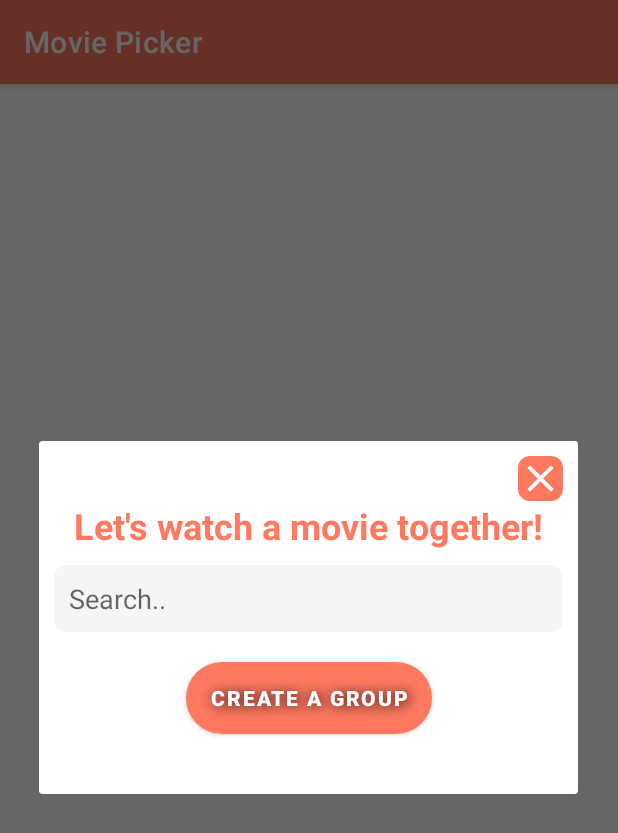
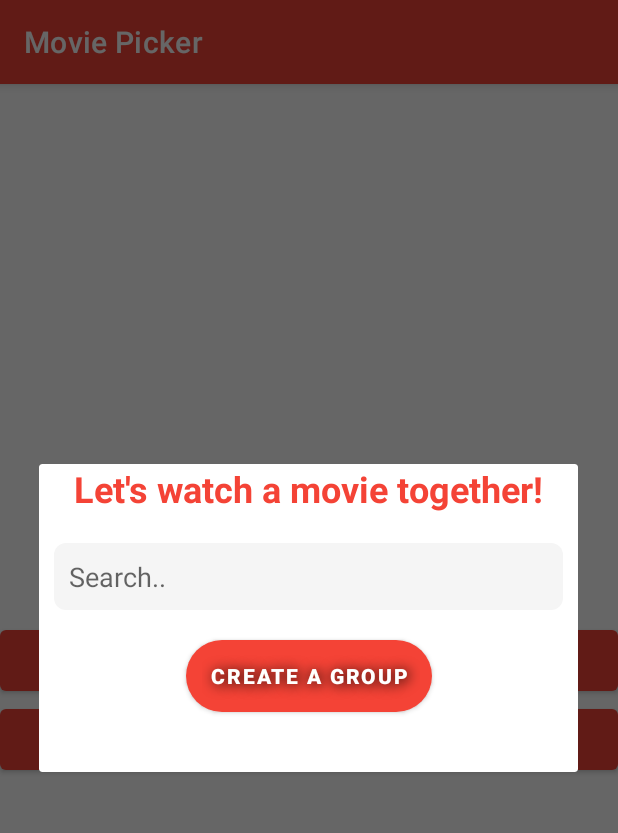
Before and after one commit to CristinaRacovita/final-project, an Android app: the MainActivity screen opened directly, with no data from a screen before it, after a tap on "CREATE A GROUP", on a phone screen of 412 x 824 dp. Shown: the top 833 px of the screen. Run offline under Robolectric (Android 15) with nearby library versions, the phone set to English and light mode, and no system bars; our stand-ins replace data binding; network calls fail; 1 statement that could not run was skipped.

Commit message:
custom dialog implemented

```diff
--- a/app/src/main/java/com/example/moviepicker/presentation/activity/MainActivity.kt
+++ b/app/src/main/java/com/example/moviepicker/presentation/activity/MainActivity.kt
@@ -2,13 +2,8 @@ package com.example.moviepicker.presentation.activity
 
 import android.content.Intent
 import android.os.Bundle
-import android.view.MotionEvent
+import android.view.LayoutInflater
 import android.view.View
-import android.view.View.OnTouchListener
-import android.view.ViewGroup
-import android.view.ViewParent
-import android.widget.ImageView
-import android.widget.TextView
 import androidx.appcompat.app.AlertDialog
 import androidx.appcompat.app.AppCompatActivity
 import androidx.databinding.DataBindingUtil
@@ -54,35 +49,17 @@ class MainActivity : AppCompatActivity() {
                 AlertDialogViewModel::class.java
             )
 
-        val binding: GroupMenuBinding = DataBindingUtil.setContentView(this, R.layout.group_menu)
+        val binding: GroupMenuBinding =
+            DataBindingUtil.inflate(LayoutInflater.from(this), R.layout.group_menu, null, false)
 
         binding.viewModel = alertDialogViewModel
 
-        var parentView: ViewParent? = null
-
-        if (binding.root.parent != null) {
-            parentView = binding.root.parent
-            val viewGroup = binding.root.parent as ViewGroup
-            viewGroup.removeView(binding.root)
-        }
-
         alertDialog.setView(binding.root)
 
+        val titleView = layoutInflater.inflate(R.layout.dialog_title, null)
+        alertDialog.setCustomTitle(titleView)
+
         val dialog = alertDialog.create()
-
-        dialog.setCanceledOnTouchOutside(false)
-        dialog.setCancelable(false)
-
-        val buttonCancel = binding.close
-
-        buttonCancel.setOnClickListener {
-            if(binding.root.parent == null) {
-                val viewGroup = parentView as ViewGroup
-                viewGroup.addView(binding.root)
-                dialog.dismiss()
-            }
-
-        }
 
         dialog.show()
 
--- a/app/src/main/java/com/example/moviepicker/presentation/adapter/CreateGroupAdapter.kt
+++ b/app/src/main/java/com/example/moviepicker/presentation/adapter/CreateGroupAdapter.kt
@@ -10,10 +10,6 @@ import com.example.moviepicker.domain.UserItem
 
 class CreateGroupAdapter(val items: List<UserItem>) :
     RecyclerView.Adapter<CreateGroupAdapter.CreateGroupViewHolder>() {
-
-    init {
-
-    }
 
     override fun onCreateViewHolder(
         parent: ViewGroup,
--- a/app/src/main/java/com/example/moviepicker/presentation/binderAdapter/GroupMenuBinderAdapter.kt
+++ b/app/src/main/java/com/example/moviepicker/presentation/binderAdapter/GroupMenuBinderAdapter.kt
@@ -7,7 +7,6 @@ import com.example.moviepicker.domain.UserItem
 import com.example.moviepicker.presentation.adapter.CreateGroupAdapter
 
 class GroupMenuBinderAdapter {
-
     companion object {
         @BindingAdapter("items")
         @JvmStatic
--- a/app/src/main/java/com/example/moviepicker/presentation/dialog/GroupDialog.kt
+++ /dev/null
@@ -1,11 +0,0 @@
-package com.example.moviepicker.presentation.dialog
-
-import android.app.Dialog
-import android.os.Bundle
-import androidx.fragment.app.DialogFragment
-
-class GroupDialog: DialogFragment() {
-    override fun onCreateDialog(savedInstanceState: Bundle?): Dialog {
-        return super.onCreateDialog(savedInstanceState)
-    }
-}
--- a/app/src/main/java/com/example/moviepicker/presentation/viewmodel/AlertDialogViewModel.kt
+++ b/app/src/main/java/com/example/moviepicker/presentation/viewmodel/AlertDialogViewModel.kt
@@ -7,7 +7,7 @@ import androidx.lifecycle.ViewModel
 import com.example.moviepicker.domain.UserItem
 import com.example.moviepicker.domain.useCase.FetchCredentialsUseCase
 
-class AlertDialogViewModel(fetchCredentialsUseCase: FetchCredentialsUseCase): ViewModel() {
+class AlertDialogViewModel(fetchCredentialsUseCase: FetchCredentialsUseCase) : ViewModel() {
     var credentials: ObservableArrayList<UserItem> = ObservableArrayList()
 
     init {
@@ -23,8 +23,4 @@ class AlertDialogViewModel(fetchCredentialsUseCase: FetchCredentialsUseCase): Vi
         }
     }
 
-    fun dismiss(view: View){
-
-    }
-
 }
--- a/app/src/main/java/com/example/moviepicker/presentation/viewmodel/SignInViewModel.kt
+++ b/app/src/main/java/com/example/moviepicker/presentation/viewmodel/SignInViewModel.kt
@@ -48,7 +48,9 @@ class SignInViewModel(
         if (!livePassword.get().isNullOrEmpty() && !liveEmail.get().isNullOrEmpty()) {
             for (user: UserItem in credentials) {
                 val md = MessageDigest.getInstance("MD5")
-                val md5Password = BigInteger(1, md.digest(livePassword.get()!!.toByteArray())).toString(16).padStart(32, '0')
+                val md5Password =
+                    BigInteger(1, md.digest(livePassword.get()!!.toByteArray())).toString(16)
+                        .padStart(32, '0')
                 if (liveEmail.get() == user.email && md5Password == user.password) {
                     isOk = true
                     break
--- /dev/null
+++ b/app/src/main/res/layout/dialog_title.xml
@@ -0,0 +1,15 @@
+<?xml version="1.0" encoding="utf-8"?>
+<TextView xmlns:android="http://schemas.android.com/apk/res/android"
+    android:layout_width="match_parent"
+    android:layout_height="wrap_content"
+    android:gravity="center"
+    android:shadowColor="@color/white"
+    android:shadowDx="1.5"
+    android:shadowDy="1.3"
+    android:shadowRadius="10"
+    android:textColor="@color/red"
+    android:textStyle="bold"
+    android:textSize="@dimen/title_size"
+    android:text="@string/watch_together">
+
+</TextView>
--- a/app/src/main/res/layout/group_menu.xml
+++ b/app/src/main/res/layout/group_menu.xml
@@ -16,38 +16,13 @@
         android:background="@drawable/menu_round_corner"
         xmlns:app="http://schemas.android.com/apk/res-auto">
 
-        <ImageView
-            android:id="@+id/close"
-            android:layout_width="30dp"
-            android:layout_height="30dp"
-            android:background="@drawable/red_round_corner"
-            android:layout_marginTop="@dimen/margin"
-            android:layout_marginEnd="@dimen/margin"
-            android:src="@drawable/ic_baseline_close_24"
-            app:layout_constraintEnd_toEndOf="parent"
-            app:layout_constraintTop_toTopOf="parent"/>
-
-        <TextView
-            android:id="@+id/title_textView"
-            android:layout_width="match_parent"
-            android:layout_height="wrap_content"
-            android:gravity="center"
-            android:shadowColor="@color/white"
-            android:shadowDx="1.5"
-            android:shadowDy="1.3"
-            android:shadowRadius="10"
-            android:textColor="@color/red_light"
-            android:textStyle="bold"
-            android:textSize="@dimen/title_size"
-            android:text="@string/watch_together"
-            app:layout_constraintTop_toBottomOf="@id/close"/>
 
         <EditText
             android:id="@+id/username_editView"
             android:layout_width="match_parent"
             android:layout_height="wrap_content"
             android:layout_marginStart="@dimen/margin"
-            android:layout_marginTop="@dimen/margin"
+            android:layout_marginTop="@dimen/top_margin"
             android:layout_marginEnd="@dimen/margin"
             android:background="@drawable/round_corner"
             android:ems="10"
@@ -55,7 +30,7 @@
             android:inputType="textPassword"
             android:padding="@dimen/margin"
             android:textColor="@color/black"
-            app:layout_constraintTop_toBottomOf="@id/title_textView"
+            app:layout_constraintTop_toTopOf="parent"
             />
 
         <androidx.recyclerview.widget.RecyclerView
--- a/app/src/main/res/values/themes.xml
+++ b/app/src/main/res/values/themes.xml
@@ -1,7 +1,7 @@
 <resources xmlns:tools="http://schemas.android.com/tools">
 
     <style name="Theme.MoviePicker" parent="Theme.MaterialComponents.DayNight.DarkActionBar">
-        <item name="colorPrimary">@color/red_light</item>
+        <item name="colorPrimary">@color/red</item>
         <item name="colorOnPrimary">@color/white</item>
         <item name="colorPrimaryDark">@color/red_dark</item>
         <item name="colorAccent">@color/yellow</item>
```
